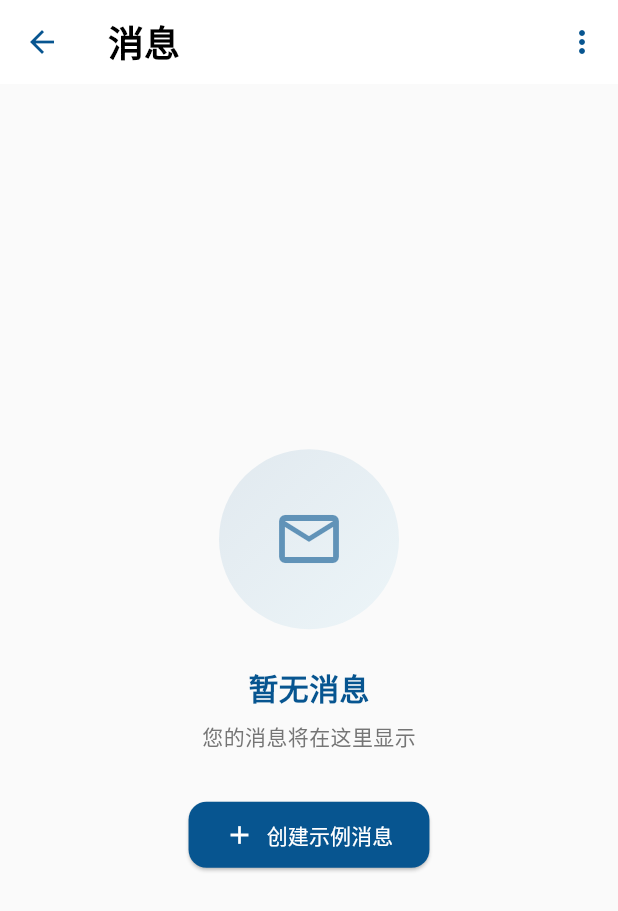
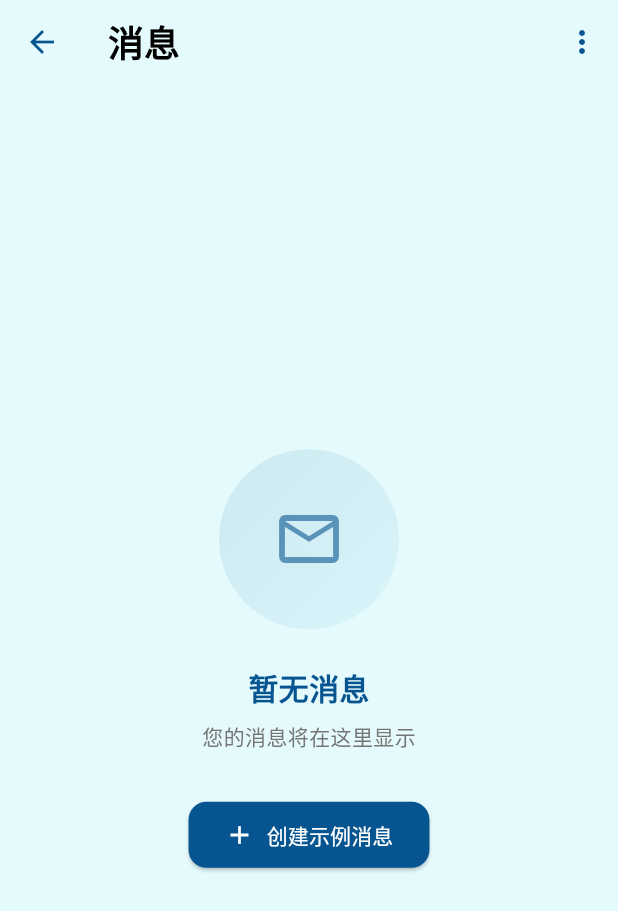
Before and after one commit to qsxcgy71/my_app, a Flutter app: the MessageScreen screen opened directly, on a phone screen of 412 x 824 dp. Shown: the top 911 px of the screen. Run offline on Flutter 3.47's test engine with Material 3 defaults, Android fonts, the phone set to English and light mode, and no system bars; our stand-ins replace cached_network_image, cloud_firestore, country_code_picker, device_info_plus, firebase_auth, firebase_core and 6 more; missing offline and left inert: firebase_app_check; accounts and stored records are empty; Roboto replaces fonts that are missing (GenSenRounded).

Commit message:
modified:   lib/main.dart 	modified:   lib/screens/message_screen.dart

```diff
--- a/lib/screens/message_screen.dart
+++ b/lib/screens/message_screen.dart
@@ -115,7 +115,7 @@ class _MessageScreenState extends State<MessageScreen> {
     final currentTheme = themeProvider.currentThemeData;
 
     return Scaffold(
-      backgroundColor: Colors.grey[50],
+      backgroundColor: currentTheme.backgroundColor,
       appBar: AppBar(
         title: Row(
           children: [
@@ -146,7 +146,7 @@ class _MessageScreenState extends State<MessageScreen> {
             ),
           ],
         ),
-        backgroundColor: Colors.white,
+        backgroundColor: currentTheme.backgroundColor,
         foregroundColor: currentTheme.primaryColor,
         elevation: 0,
         actions: [
```
Also changed, not shown: lib/main.dart (+14 -2 lines).
